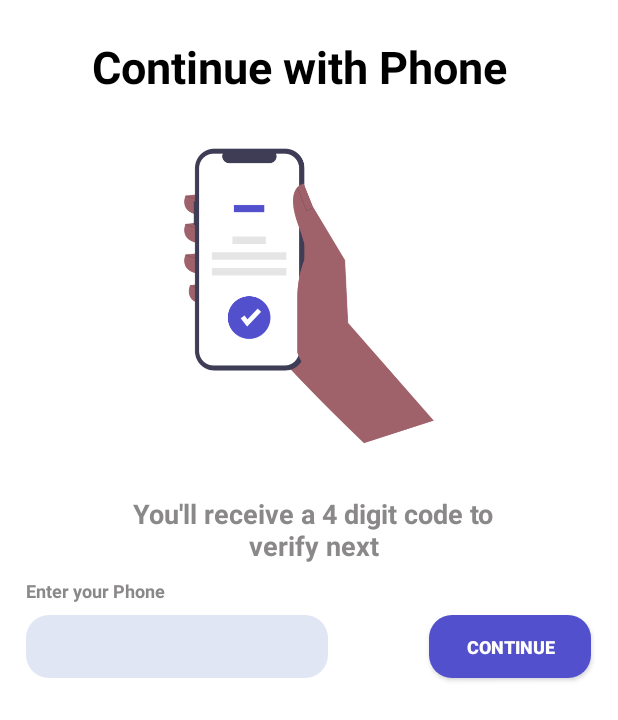
After one commit to sangeetkarthecoder/SplitItNew, an Android app: the Verifivation screen opened directly, with no data from a screen before it, on a phone screen of 412 x 824 dp. The commit adds this screen. Shown: the top 720 px of the screen. Run offline under Robolectric (Android 15) with nearby library versions, the phone set to English and light mode, and no system bars.

Commit message:
verificatin activity

```diff
--- a/app/src/main/AndroidManifest.xml
+++ b/app/src/main/AndroidManifest.xml
@@ -13,6 +13,9 @@
         android:supportsRtl="true"
         android:theme="@style/Theme.SplitIt"
         tools:targetApi="31">
+        <activity
+            android:name=".Verifivation"
+            android:exported="false" />
         <activity
             android:name=".Registration"
             android:exported="false" />
--- a/app/src/main/java/com/example/splitit/Registration.java
+++ b/app/src/main/java/com/example/splitit/Registration.java
@@ -2,14 +2,25 @@ package com.example.splitit;
 
 import androidx.appcompat.app.AppCompatActivity;
 
+import android.content.Intent;
 import android.os.Bundle;
+import android.view.View;
 import android.widget.LinearLayout;
 
 public class Registration extends AppCompatActivity {
 
+    LinearLayout linear;
     @Override
     protected void onCreate(Bundle savedInstanceState) {
         super.onCreate(savedInstanceState);
         setContentView(R.layout.activity_registration);
+        linear = findViewById(R.id.signin);
+
+        linear.setOnClickListener(new View.OnClickListener() {
+            @Override
+            public void onClick(View v) {
+                startActivity(new Intent(Registration.this,Verifivation.class));
+            }
+        });
     }
 }
--- /dev/null
+++ b/app/src/main/java/com/example/splitit/Verifivation.java
@@ -0,0 +1,14 @@
+package com.example.splitit;
+
+import androidx.appcompat.app.AppCompatActivity;
+
+import android.os.Bundle;
+
+public class Verifivation extends AppCompatActivity {
+
+    @Override
+    protected void onCreate(Bundle savedInstanceState) {
+        super.onCreate(savedInstanceState);
+        setContentView(R.layout.activity_verifivation);
+    }
+}
--- a/app/src/main/res/drawable/button.xml
+++ b/app/src/main/res/drawable/button.xml
@@ -3,7 +3,7 @@
     <item>
         <shape>
             <corners android:radius="15dp"/>
-"/>
+            <solid android:color="#5250CD"/>
         </shape>
     </item>
 </selector>
--- a/app/src/main/res/layout/activity_login.xml
+++ b/app/src/main/res/layout/activity_login.xml
@@ -120,7 +120,7 @@
                 android:textSize="20sp" />
 
             <androidx.appcompat.widget.AppCompatButton
-                android:id="@+id/btnLogin"
+                android:id="@+id/btnRegister"
                 android:layout_width="match_parent"
                 android:layout_height="wrap_content"
                 android:layout_below="@id/ForgotPassword"
@@ -128,8 +128,8 @@
                 android:layout_marginTop="18dp"
                 android:layout_marginEnd="24dp"
                 android:background="@drawable/button"
-                android:backgroundTint="#5250CD"
                 android:text="Login"
+                android:textColor="@color/white"
                 android:textSize="20sp"
                 android:textStyle="bold" />
         </RelativeLayout>
--- a/app/src/main/res/layout/activity_registration.xml
+++ b/app/src/main/res/layout/activity_registration.xml
@@ -131,7 +131,7 @@
 
 
             <androidx.appcompat.widget.AppCompatButton
-                android:id="@+id/btnLogin"
+                android:id="@+id/btnRegister"
                 android:layout_width="match_parent"
                 android:layout_height="wrap_content"
                 android:layout_below="@id/inputPassword1"
@@ -139,8 +139,8 @@
                 android:layout_marginTop="18dp"
                 android:layout_marginEnd="24dp"
                 android:background="@drawable/button"
-                android:backgroundTint="#5250CD"
-                android:text="Login"
+                android:text="Register"
+                android:textColor="@color/white"
                 android:textSize="20sp"
                 android:textStyle="bold" />
         </RelativeLayout>
--- /dev/null
+++ b/app/src/main/res/layout/activity_verifivation.xml
@@ -0,0 +1,95 @@
+<?xml version="1.0" encoding="utf-8"?>
+<androidx.constraintlayout.widget.ConstraintLayout xmlns:android="http://schemas.android.com/apk/res/android"
+    xmlns:app="http://schemas.android.com/apk/res-auto"
+    xmlns:tools="http://schemas.android.com/tools"
+    android:layout_width="match_parent"
+    android:layout_height="match_parent"
+    android:background="@color/white"
+    tools:context=".Verifivation">
+
+
+    <TextView
+        android:id="@+id/otpText"
+        android:layout_width="wrap_content"
+        android:layout_height="wrap_content"
+        android:layout_marginTop="24dp"
+        android:text="Continue with Phone"
+        android:textColor="@color/black"
+        android:textSize="30dp"
+        android:textStyle="bold"
+        app:layout_constraintEnd_toEndOf="parent"
+        app:layout_constraintHorizontal_bias="0.453"
+        app:layout_constraintStart_toStartOf="parent"
+        app:layout_constraintTop_toTopOf="parent" />
+
+    <ImageView
+        android:id="@+id/imageView"
+        android:layout_width="293dp"
+        android:layout_height="249dp"
+        android:layout_marginTop="8dp"
+        app:layout_constraintEnd_toEndOf="parent"
+        app:layout_constraintStart_toStartOf="parent"
+        app:layout_constraintTop_toBottomOf="@+id/otpText"
+        app:srcCompat="@drawable/otp_pic" />
+
+    <TextView
+        android:id="@+id/phoneText"
+        android:layout_width="wrap_content"
+        android:layout_height="wrap_content"
+        android:layout_marginTop="8dp"
+        android:text="Enter your Phone"
+        android:textColor="#8A8888"
+        android:textSize="12sp"
+        android:textStyle="bold"
+        app:layout_constraintEnd_toEndOf="parent"
+        app:layout_constraintHorizontal_bias="0.054"
+        app:layout_constraintStart_toStartOf="parent"
+        app:layout_constraintTop_toBottomOf="@+id/textView5" />
+
+    <EditText
+        android:id="@+id/editTextNumber3"
+        android:layout_width="201dp"
+        android:layout_height="42dp"
+        android:layout_marginTop="8dp"
+        android:background="@drawable/inputbg"
+        android:ems="10"
+        android:inputType="number"
+        android:textColor="@color/black"
+        app:layout_constraintEnd_toEndOf="@+id/phoneText"
+        app:layout_constraintHorizontal_bias="0.0"
+        app:layout_constraintStart_toStartOf="@+id/phoneText"
+        app:layout_constraintTop_toBottomOf="@+id/phoneText" />
+
+    <TextView
+        android:id="@+id/textView5"
+        android:layout_width="276dp"
+        android:layout_height="47dp"
+        android:layout_marginTop="8dp"
+        android:text="You'll receive a 4 digit code to verify next"
+        android:textAlignment="center"
+        android:textColor="#8A8888"
+        android:textSize="18sp"
+        android:textStyle="bold"
+        app:layout_constraintEnd_toEndOf="parent"
+        app:layout_constraintHorizontal_bias="0.518"
+        app:layout_constraintStart_toStartOf="parent"
+        app:layout_constraintTop_toBottomOf="@+id/imageView" />
+
+    <androidx.appcompat.widget.AppCompatButton
+        android:id="@+id/btnRegister2"
+        android:layout_width="108dp"
+        android:layout_height="42dp"
+
+        android:layout_marginTop="8dp"
+        android:layout_marginEnd="18dp"
+        android:background="@drawable/button"
+        android:text="Continue"
+        android:textColor="@color/white"
+        android:textSize="12sp"
+        android:textStyle="bold"
+        app:layout_constraintEnd_toEndOf="parent"
+        app:layout_constraintHorizontal_bias="1.0"
+        app:layout_constraintStart_toEndOf="@+id/editTextNumber3"
+        app:layout_constraintTop_toBottomOf="@+id/phoneText" />
+
+</androidx.constraintlayout.widget.ConstraintLayout>
```
Also changed, not shown: app/src/main/res/drawable/otp_pic.png (added).
